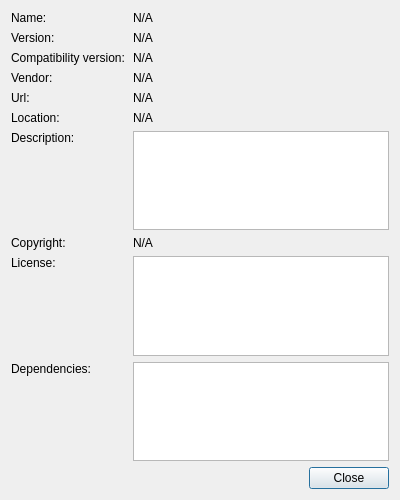
Qt form src/libs/extensionsystem/fullpluginview.ui (ABBAPOH/andromeda) before a commit.
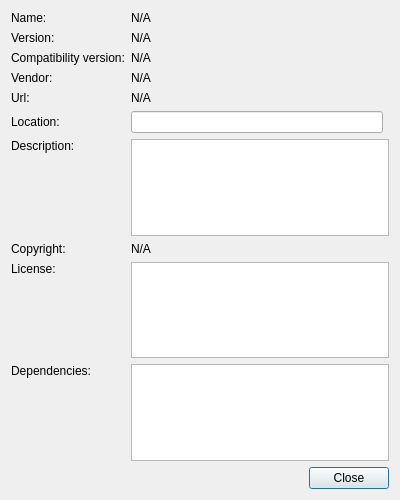
The same form after that commit.

```diff
--- a/src/libs/extensionsystem/fullpluginview.ui
+++ b/src/libs/extensionsystem/fullpluginview.ui
@@ -91,67 +91,54 @@
      </property>
     </widget>
    </item>
-   <item row="5" column="1" colspan="2">
-    <widget class="QLabel" name="label_Location">
-     <property name="sizePolicy">
-      <sizepolicy hsizetype="MinimumExpanding" vsizetype="Preferred">
-       <horstretch>0</horstretch>
-       <verstretch>0</verstretch>
-      </sizepolicy>
-     </property>
-     <property name="text">
-      <string>N/A</string>
-     </property>
-    </widget>
-   </item>
-   <item row="6" column="0">
+   <item row="7" column="0">
     <widget class="QLabel" name="label_5">
      <property name="text">
       <string>Description:</string>
      </property>
     </widget>
    </item>
-   <item row="6" column="1" rowspan="2" colspan="2">
+   <item row="7" column="1" rowspan="2" colspan="2">
     <widget class="QTextBrowser" name="textBrowser_Description"/>
    </item>
-   <item row="7" column="0">
-    <spacer name="verticalSpacer_1">
-     <property name="orientation">
-      <enum>Qt::Vertical</enum>
-     </property>
-     <property name="sizeHint" stdset="0">
-      <size>
-       <width>20</width>
-       <height>40</height>
-      </size>
-     </property>
-    </spacer>
-   </item>
    <item row="8" column="0">
+    <spacer name="verticalSpacer_1">
+     <property name="orientation">
+      <enum>Qt::Vertical</enum>
+     </property>
+     <property name="sizeHint" stdset="0">
+      <size>
+       <width>20</width>
+       <height>40</height>
+      </size>
+     </property>
+    </spacer>
+   </item>
+   <item row="9" column="0">
     <widget class="QLabel" name="label_8">
      <property name="text">
       <string>Copyright:</string>
      </property>
     </widget>
    </item>
-   <item row="8" column="1">
+   <item row="9" column="1">
     <widget class="QLabel" name="label_Copyright">
      <property name="text">
       <string>N/A</string>
      </property>
     </widget>
    </item>
-   <item row="9" column="0">
+   <item row="10" column="0">
     <widget class="QLabel" name="label">
      <property name="text">
       <string>License:</string>
      </property>
     </widget>
    </item>
-   <item row="9" column="1" rowspan="2" colspan="2">
+   <item row="10" column="1" rowspan="2" colspan="2">
     <widget class="QTextBrowser" name="textBrowser_License"/>
    </item>
-   <item row="10" column="0">
+   <item row="11" column="0">
     <spacer name="verticalSpacer_2">
      <property name="orientation">
       <enum>Qt::Vertical</enum>
@@ -164,7 +151,7 @@
      </property>
     </spacer>
    </item>
-   <item row="13" column="1" colspan="2">
+   <item row="14" column="1" colspan="2">
     <widget class="QDialogButtonBox" name="buttonBox">
      <property name="orientation">
       <enum>Qt::Horizontal</enum>
@@ -174,17 +161,17 @@
      </property>
     </widget>
    </item>
-   <item row="11" column="1" rowspan="2" colspan="2">
+   <item row="12" column="1" rowspan="2" colspan="2">
     <widget class="QTextBrowser" name="textBrowser_Dependencies"/>
    </item>
-   <item row="11" column="0">
+   <item row="12" column="0">
     <widget class="QLabel" name="label_9">
      <property name="text">
       <string>Dependencies:</string>
      </property>
     </widget>
    </item>
-   <item row="12" column="0">
+   <item row="13" column="0">
     <spacer name="verticalSpacer_3">
      <property name="orientation">
       <enum>Qt::Vertical</enum>
@@ -197,6 +184,13 @@
      </property>
     </spacer>
    </item>
+   <item row="5" column="1">
+    <widget class="QLineEdit" name="lineEdit_Location">
+     <property name="readOnly">
+      <bool>true</bool>
+     </property>
+    </widget>
+   </item>
   </layout>
  </widget>
  <resources/>
```
